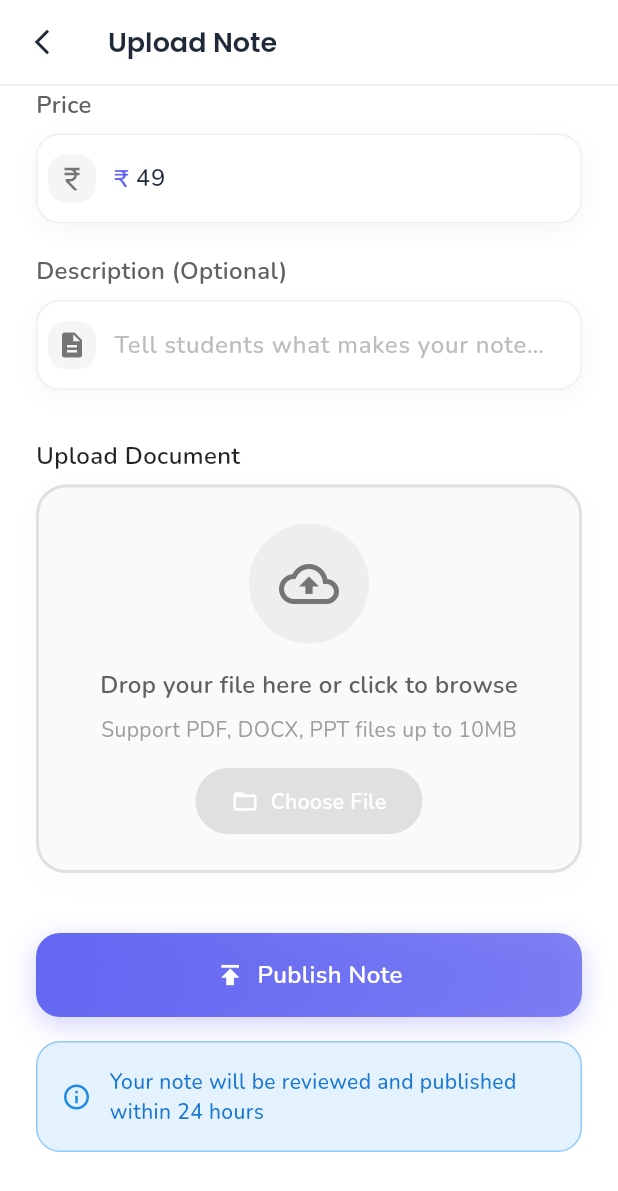
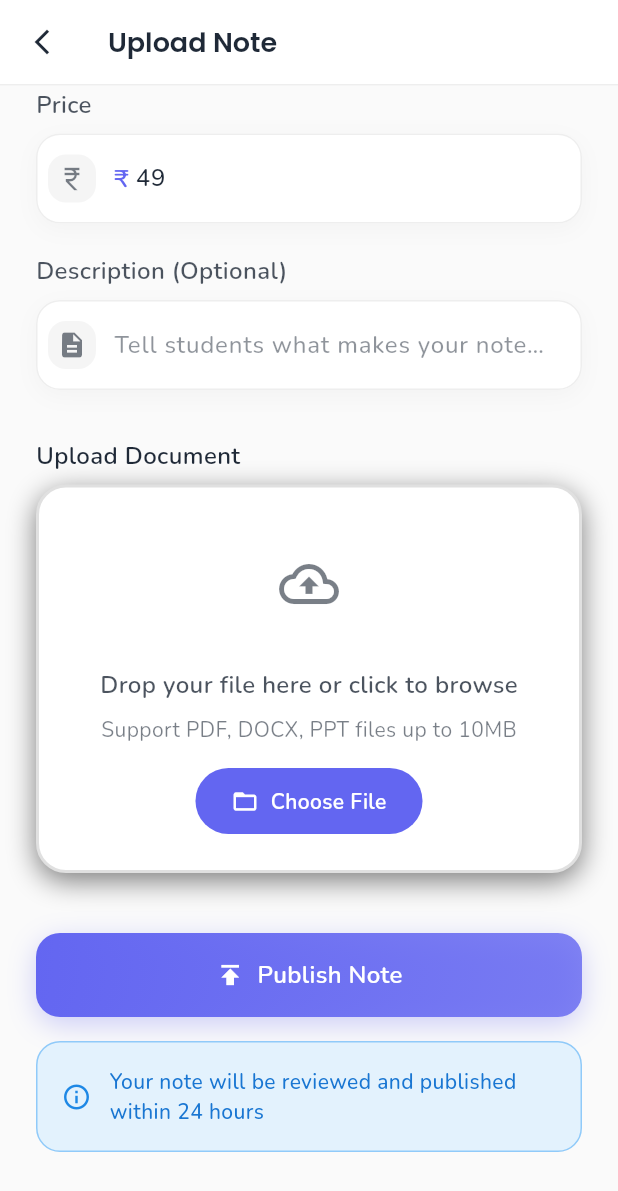
Before and after one commit to Campus-Notes/campus_notes_app, a Flutter app: the UploadPage screen opened directly, scrolled down 516 dp, on a phone screen of 412 x 824 dp. Shown: the top 1191 px of the screen. Run offline on Flutter 3.47's test engine with Material 3 defaults, Android fonts, the phone set to English and light mode, and no system bars; our stand-ins replace cloud_firestore, firebase_auth, firebase_core, google_fonts, shared_preferences; accounts and stored records are empty.

Commit message:
feat: enhance home and upload note UI (#10)
* feat: enhance home and upload note UI

* fix: syntax error and bg-color

```diff
--- /dev/null
+++ b/devtools_options.yaml
@@ -0,0 +1,3 @@
+description: This file stores settings for Dart & Flutter DevTools.
+documentation: https://docs.flutter.dev/tools/devtools/extensions#configure-extension-enablement-states
+extensions:
--- a/lib/common_widgets/file_upload.dart
+++ b/lib/common_widgets/file_upload.dart
@@ -1,5 +1,4 @@
 import 'package:flutter/material.dart';
-import '../../../../theme/app_theme.dart';
 
 class FileUpload extends StatefulWidget {
   final String? fileName;
@@ -69,12 +68,12 @@ class _FileUploadState extends State<FileUpload>
     return Column(
       crossAxisAlignment: CrossAxisAlignment.start,
       children: [
-        const Text(
+        Text(
           'Upload Document',
           style: TextStyle(
             fontSize: 16,
             fontWeight: FontWeight.w600,
-            color: Colors.black87,
+            color: Theme.of(context).colorScheme.onSurface,
           ),
         ),
         const SizedBox(height: 8),
@@ -94,24 +93,32 @@ class _FileUploadState extends State<FileUpload>
                       width: double.infinity,
                       padding: const EdgeInsets.all(24),
                       decoration: BoxDecoration(
-                        color: hasFile ? Colors.green[50] : Colors.grey[50],
+            color: hasFile
+              ? (Theme.of(context).brightness == Brightness.dark
+                ? Colors.green[900]
+                : Colors.green[50])
+              : Theme.of(context).cardColor,
                         borderRadius: BorderRadius.circular(20),
                         border: Border.all(
-                          color: hasFile
-                            ? Colors.green[300]!
-                            : _isHovered
-                              ? AppColors.primary
-                              : Colors.grey[300]!,
+              color: hasFile
+                ? (Theme.of(context).brightness == Brightness.dark
+                  ? Colors.green[700]!
+                  : Colors.green[300]!)
+                : _isHovered
+                  ? Theme.of(context).colorScheme.primary
+                  : (Theme.of(context).brightness == Brightness.dark
+                    ? Theme.of(context).colorScheme.outline
+                    : Colors.grey[300]!),
                           width: 2,
                           style: BorderStyle.solid,
                         ),
                         boxShadow: [
                           BoxShadow(
                             color: hasFile
-                              ? Colors.green.withValues(alpha: 0.1)
-                              : _isHovered
-                                ? AppColors.primary.withValues(alpha: 0.1)
-                                : Colors.grey.withValues(alpha: 0.05),
+                                ? Colors.green.withValues(alpha:0.1)
+                                : _isHovered
+                                    ? Theme.of(context).colorScheme.primary.withValues(alpha:0.1)
+                                    : Theme.of(context).colorScheme.shadow.withValues(alpha:0.5),
                             blurRadius: 15,
                             offset: const Offset(0, 5),
                           ),
@@ -124,10 +131,12 @@ class _FileUploadState extends State<FileUpload>
                             height: 80,
                             decoration: BoxDecoration(
                               color: hasFile
-                                ? Colors.green[100]
-                                : _isHovered
-                                  ? AppColors.primary.withValues(alpha: 0.1)
-                                  : Colors.grey[200],
+                                  ? (Theme.of(context).brightness == Brightness.dark
+                                      ? Colors.green[900]
+                                      : Colors.green[100])
+                                  : _isHovered
+                                      ? Theme.of(context).colorScheme.primary.withValues(alpha:0.1)
+                                      : Theme.of(context).cardColor,
                               shape: BoxShape.circle,
                             ),
                             child: Icon(
@@ -136,10 +145,12 @@ class _FileUploadState extends State<FileUpload>
                                 : Icons.cloud_upload_outlined,
                               size: 40,
                               color: hasFile
-                                ? Colors.green[600]
-                                : _isHovered
-                                  ? AppColors.primary
-                                  : Colors.grey[600],
+                                  ? (Theme.of(context).brightness == Brightness.dark
+                                      ? Colors.green[300]
+                                      : Colors.green[600])
+                                  : _isHovered
+                                      ? Theme.of(context).colorScheme.primary
+                                      : Theme.of(context).colorScheme.onSurface.withValues(alpha:0.6),
                             ),
                           ),
                           const SizedBox(height: 16),
@@ -149,7 +160,9 @@ class _FileUploadState extends State<FileUpload>
                               style: TextStyle(
                                 fontSize: 16,
                                 fontWeight: FontWeight.w600,
-                                color: Colors.green[700],
+                                color: Theme.of(context).brightness == Brightness.dark
+                                    ? Colors.green[300]
+                                    : Colors.green[700],
                               ),
                             ),
                             const SizedBox(height: 8),
@@ -159,7 +172,9 @@ class _FileUploadState extends State<FileUpload>
                                 vertical: 6,
                               ),
                               decoration: BoxDecoration(
-                                color: Colors.green[100],
+                color: Theme.of(context).brightness == Brightness.dark
+                  ? Colors.green[900]
+                  : Colors.green[100],
                                 borderRadius: BorderRadius.circular(20),
                               ),
                               child: Row(
@@ -168,7 +183,9 @@ class _FileUploadState extends State<FileUpload>
                                   Icon(
                                     Icons.check,
                                     size: 16,
-                                    color: Colors.green[700],
+                  color: Theme.of(context).brightness == Brightness.dark
+                    ? Colors.green[300]
+                    : Colors.green[700],
                                   ),
                                   const SizedBox(width: 4),
                                   Text(
@@ -188,7 +205,9 @@ class _FileUploadState extends State<FileUpload>
                               style: TextStyle(
                                 fontSize: 16,
                                 fontWeight: FontWeight.w600,
-                                color: _isHovered ? AppColors.primary : Colors.grey[700],
+                color: _isHovered
+                  ? Theme.of(context).colorScheme.primary
+                  : Theme.of(context).colorScheme.onSurface.withValues(alpha:0.8),
                               ),
                             ),
                             const SizedBox(height: 8),
@@ -196,7 +215,7 @@ class _FileUploadState extends State<FileUpload>
                               'Support PDF, DOCX, PPT files up to 10MB',
                               style: TextStyle(
                                 fontSize: 14,
-                                color: Colors.grey[500],
+                                color: Theme.of(context).colorScheme.onSurface.withValues(alpha:0.6),
                               ),
                             ),
                           ],
@@ -207,10 +226,16 @@ class _FileUploadState extends State<FileUpload>
                               vertical: 12,
                             ),
                             decoration: BoxDecoration(
-                              color: _isHovered || hasFile
-                                ? AppColors.primary
-                                : Colors.grey[300],
+                              color: Theme.of(context).colorScheme.primary,
                               borderRadius: BorderRadius.circular(25),
+                              boxShadow: [
+                                if (_isHovered || hasFile)
+                                  BoxShadow(
+                                    color: Theme.of(context).colorScheme.primary.withValues(alpha:0.2),
+                                    blurRadius: 8,
+                                    offset: const Offset(0, 2),
+                                  ),
+                              ],
                             ),
                             child: Row(
                               mainAxisSize: MainAxisSize.min,
--- a/lib/common_widgets/form_field.dart
+++ b/lib/common_widgets/form_field.dart
@@ -1,5 +1,4 @@
 import 'package:flutter/material.dart';
-import '../../../../theme/app_theme.dart';
 
 class Formfield extends StatefulWidget {
   final TextEditingController controller;
@@ -71,6 +70,9 @@ class _FormfieldState extends State<Formfield>
     return AnimatedBuilder(
       animation: _animation,
       builder: (context, child) {
+        final colorScheme = Theme.of(context).colorScheme;
+        final isDark = Theme.of(context).brightness == Brightness.dark;
+
         return Container(
           margin: const EdgeInsets.only(bottom: 20),
           child: Column(
@@ -81,7 +83,7 @@ class _FormfieldState extends State<Formfield>
                 style: TextStyle(
                   fontSize: 16,
                   fontWeight: FontWeight.w600,
-                  color: _isFocused ? AppColors.primary : Colors.grey[700],
+                  color: _isFocused ? colorScheme.primary : colorScheme.onSurface.withValues(alpha:0.8),
                 ),
               ),
               const SizedBox(height: 8),
@@ -91,8 +93,8 @@ class _FormfieldState extends State<Formfield>
                   boxShadow: [
                     BoxShadow(
                       color: _isFocused
-                        ? AppColors.primary.withValues(alpha: 0.15)
-                        : Colors.grey.withValues(alpha: 0.1),
+                          ? colorScheme.primary.withValues(alpha: 0.15)
+                          : (isDark ? Colors.black.withValues(alpha: 0.25) : Colors.grey.withValues(alpha:0.08)),
                       blurRadius: 12,
                       offset: const Offset(0, 4),
                     ),
@@ -111,31 +113,31 @@ class _FormfieldState extends State<Formfield>
                   decoration: InputDecoration(
                     hintText: widget.hint,
                     hintStyle: TextStyle(
-                      color: Colors.grey[400],
+                      color: colorScheme.onSurface.withValues(alpha:0.5),
                       fontSize: 16,
                     ),
                     prefixIcon: Container(
                       margin: const EdgeInsets.all(8),
                       decoration: BoxDecoration(
                         color: _isFocused
-                          ? AppColors.primary.withValues(alpha: 0.1)
-                          : Colors.grey[100],
+                            ? colorScheme.primary.withValues(alpha:0.08)
+                            : (isDark ? Colors.white10 : Colors.grey[100]),
                         borderRadius: BorderRadius.circular(12),
                       ),
                       child: Icon(
                         widget.icon,
-                        color: _isFocused ? AppColors.primary : Colors.grey[600],
+                        color: _isFocused ? colorScheme.primary : colorScheme.onSurface.withValues(alpha:0.6),
                         size: 20,
                       ),
                     ),
                     prefixText: widget.prefix,
-                    prefixStyle: const TextStyle(
+                    prefixStyle: TextStyle(
                       fontSize: 16,
                       fontWeight: FontWeight.w600,
-                      color: AppColors.primary,
+                      color: colorScheme.primary,
                     ),
                     filled: true,
-                    fillColor: Colors.white,
+                    fillColor: Theme.of(context).cardColor,
                     border: OutlineInputBorder(
                       borderRadius: BorderRadius.circular(16),
                       borderSide: BorderSide.none,
@@ -143,14 +145,14 @@ class _FormfieldState extends State<Formfield>
                     enabledBorder: OutlineInputBorder(
                       borderRadius: BorderRadius.circular(16),
                       borderSide: BorderSide(
-                        color: Colors.grey[200]!,
+                        color: isDark ? const Color(0xFF2C2C2E) : Colors.grey[200]!,
                         width: 1,
                       ),
                     ),
                     focusedBorder: OutlineInputBorder(
                       borderRadius: BorderRadius.circular(16),
-                      borderSide: const BorderSide(
-                        color: AppColors.primary,
+                      borderSide: BorderSide(
+                        color: colorScheme.primary,
                         width: 2,
                       ),
                     ),
--- a/lib/features/home/presentation/pages/home_page.dart
+++ b/lib/features/home/presentation/pages/home_page.dart
@@ -1,6 +1,5 @@
 import 'package:flutter/material.dart';
 import '../../../../data/dummy_data.dart';
-import '../../../notes/presentation/widgets/note_card.dart';
 import '../../../info/presentation/pages/reminders_page.dart';
 import '../widgets/location_header.dart';
 import '../widgets/mode_selector.dart';
@@ -138,7 +137,7 @@ class _HomePageState extends State<HomePage> {
 
         // Recently added notes
         for (final note in dummyNotes.reversed.take(3))
-          NoteCard(item: note),
+          PopularNoteCard(note: note),
       ],
     );
   }
--- a/lib/features/notes/presentation/pages/sell_note.dart
+++ b/lib/features/notes/presentation/pages/sell_note.dart
@@ -84,7 +84,7 @@ class _UploadPageState extends State<UploadPage> {
   @override
   Widget build(BuildContext context) {
     return Scaffold(
-      backgroundColor: Theme.of(context).colorScheme.surface,
+      backgroundColor: Theme.of(context).scaffoldBackgroundColor,
       appBar: AppBar(
         backgroundColor: Theme.of(context).colorScheme.surface,
         elevation: 0,
--- a/lib/features/profile/presentation/pages/profile_page.dart
+++ b/lib/features/profile/presentation/pages/profile_page.dart
@@ -1,7 +1,6 @@
 import 'package:campus_notes_app/common_widgets/app_bar.dart';
 import 'package:flutter/material.dart';
 import 'package:provider/provider.dart';
-import '../../../../theme/app_theme.dart';
 import '../../../../routes/route_names.dart';
 import '../widgets/quick_access_card.dart';
 import '../widgets/menu_card.dart';
@@ -93,8 +92,8 @@ class _ProfilePageState extends State<ProfilePage> {
                     begin: Alignment.topLeft,
                     end: Alignment.bottomRight,
                     colors: [
-                      AppColors.primary,
-                      AppColors.primary.withValues(alpha: 0.8),
+                      Theme.of(context).colorScheme.primary,
+                      Theme.of(context).colorScheme.primary.withValues(alpha: 0.8),
                     ],
                   ),
                   borderRadius: const BorderRadius.only(
@@ -112,15 +111,15 @@ class _ProfilePageState extends State<ProfilePage> {
                           width: 60,
                           height: 60,
                           decoration: BoxDecoration(
-                            color: Colors.white.withValues(alpha: 0.2),
+                            color: Theme.of(context).colorScheme.onPrimary.withValues(alpha: 0.2),
                             shape: BoxShape.circle,
-                            border: Border.all(color: Colors.white.withValues(alpha: 0.3), width: 2),
+                            border: Border.all(color: Theme.of(context).colorScheme.onPrimary.withValues(alpha: 0.3), width: 2),
                           ),
                           child: Center(
                             child: Text(
                               initials,
-                              style: const TextStyle(
-                                color: Colors.white,
+                              style: TextStyle(
+                                color: Theme.of(context).colorScheme.onPrimary,
                                 fontSize: 24,
                                 fontWeight: FontWeight.bold,
                               ),
@@ -136,9 +135,9 @@ class _ProfilePageState extends State<ProfilePage> {
                             Text(
                               displayName,
                               style: Theme.of(context).textTheme.headlineMedium?.copyWith(
-                                color: Colors.white,
-                                fontSize: 20,
-                              ),
+                                  color: Theme.of(context).colorScheme.onPrimary,
+                                  fontSize: 20,
+                                ),
                               maxLines: 1,
                               overflow: TextOverflow.ellipsis,
                             ),
@@ -146,8 +145,8 @@ class _ProfilePageState extends State<ProfilePage> {
                             Text(
                               displayEmail,
                               style: Theme.of(context).textTheme.bodyMedium?.copyWith(
-                                color: Colors.white70,
-                              ),
+                                  color: Theme.of(context).colorScheme.onPrimary.withValues(alpha: 0.75),
+                                ),
                               maxLines: 1,
                               overflow: TextOverflow.ellipsis,
                             ),
@@ -156,7 +155,7 @@ class _ProfilePageState extends State<ProfilePage> {
                               Text(
                                 _currentUser!.university,
                                 style: Theme.of(context).textTheme.bodySmall?.copyWith(
-                                  color: Colors.white60,
+                                  color: Theme.of(context).colorScheme.onPrimary.withValues(alpha: 0.75),
                                 ),
                                 maxLines: 1,
                                 overflow: TextOverflow.ellipsis,
```
Also changed, not shown: pubspec.lock.
